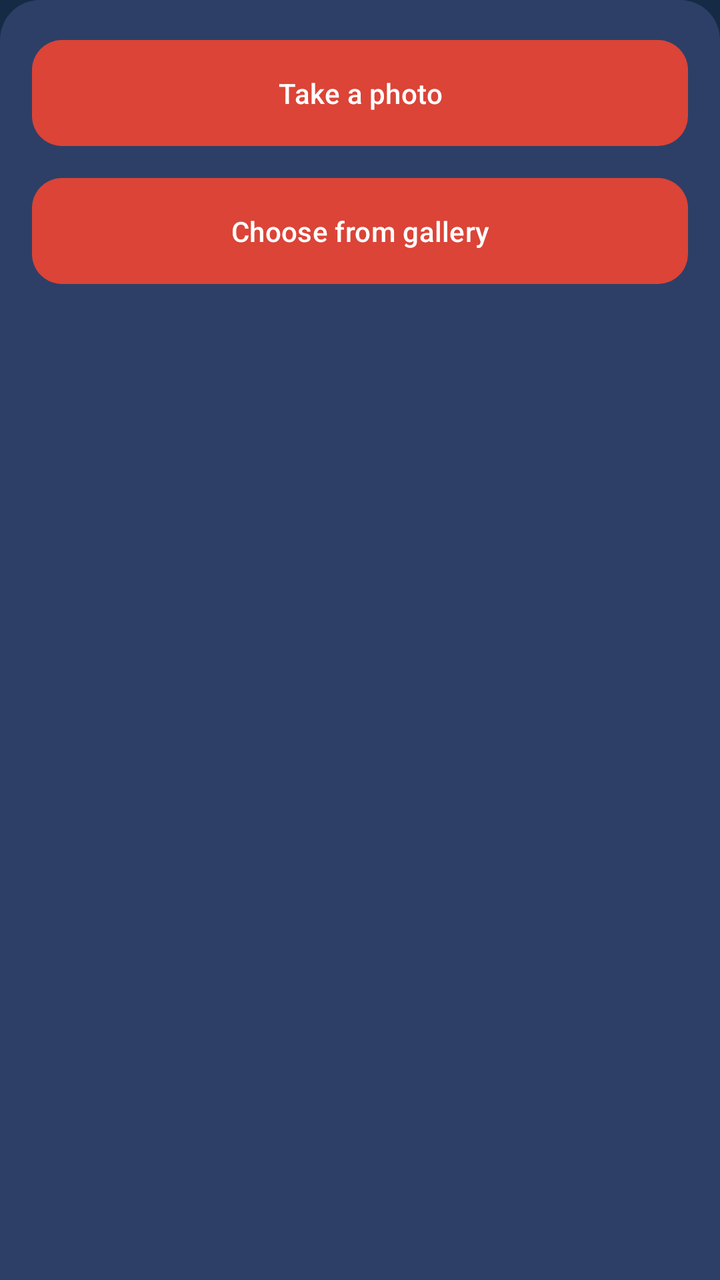
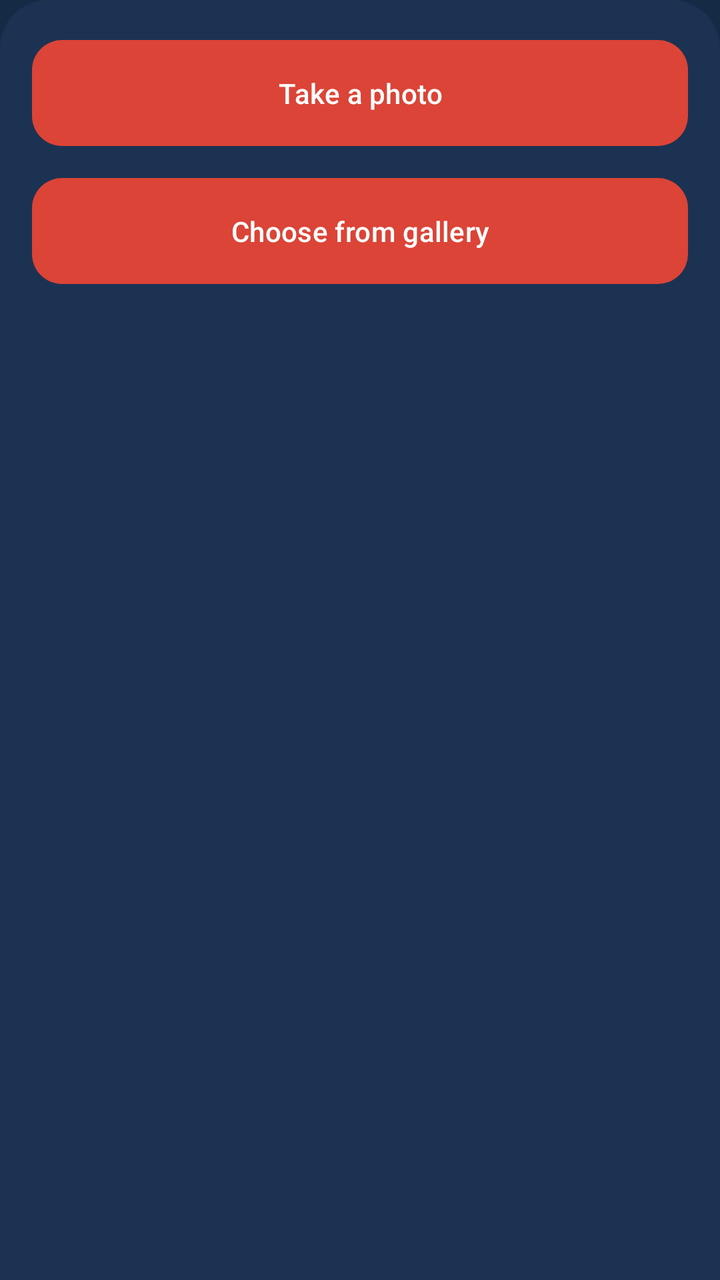

Before-and-after screenshots of an Android layout around one commit, followed by the original layout XML and the change that was made.
<!-- AndroidManifest.xml: application theme AppTheme -->
<!-- res/layout/bottom_sheet_photo_source.xml -->
<?xml version="1.0" encoding="utf-8"?>
<LinearLayout
    xmlns:android="http://schemas.android.com/apk/res/android"
    android:layout_width="match_parent"
    android:layout_height="wrap_content"
    android:orientation="vertical"
    android:background="@drawable/bg_bottom_sheet"
    android:padding="16dp"
    android:contentDescription="@string/photo_bottom_sheet_desc">

    
    <com.google.android.material.button.MaterialButton
        android:id="@+id/btnCamera"
        style="@style/RedButton"
        android:layout_width="match_parent"
        android:layout_height="wrap_content"
        android:text="@string/photo_bottom_sheet_camera"
        android:textAllCaps="false"
        android:layout_marginBottom="8dp"
        android:contentDescription="@string/photo_bottom_sheet_camera_desc" />

    
    <com.google.android.material.button.MaterialButton
        android:id="@+id/btnGallery"
        style="@style/RedButton"
        android:layout_width="match_parent"
        android:layout_height="wrap_content"
        android:text="@string/photo_bottom_sheet_gallery"
        android:textAllCaps="false"
        android:contentDescription="@string/photo_bottom_sheet_gallery_desc" />

</LinearLayout>
<!-- resources referenced by this layout -->
<resources>
  <!-- drawable bg_bottom_sheet (drawable) -->
  <shape xmlns:android="http://schemas.android.com/apk/res/android"
      android:shape="rectangle">
      <solid android:color="#112240" /> 
      <corners android:topLeftRadius="20dp" android:topRightRadius="20dp" />
  	<solid android:color="@color/settings_divider" />
  </shape>
  <string name="photo_bottom_sheet_camera">Take a photo</string>
  <string name="photo_bottom_sheet_camera_desc">Open camera to take a new profile photo</string>
  <string name="photo_bottom_sheet_desc">Choose how to update your profile photo</string>
  <string name="photo_bottom_sheet_gallery">Choose from gallery</string>
  <string name="photo_bottom_sheet_gallery_desc">Pick an existing photo from your gallery</string>
  <style name="RedButton" parent="Widget.Material3.Button">
          <item name="backgroundTint">#DB4437</item>
          <item name="android:textColor">@android:color/white</item>
          <item name="cornerRadius">15dp</item>
          <item name="android:minHeight">56dp</item>
          <item name="android:paddingTop">17dp</item>
          <item name="android:paddingBottom">17dp</item>
          <item name="android:elevation">0dp</item>
      </style>
  <style name="AppTheme" parent="Theme.Material3.DayNight.NoActionBar">
  
          
          <item name="colorPrimary">@color/md_theme_light_primary</item>
          <item name="colorOnPrimary">@color/md_theme_light_onPrimary</item>
          <item name="colorSecondary">@color/md_theme_light_secondary</item>
          <item name="colorOnSecondary">@color/md_theme_light_onSecondary</item>
  
          
          <item name="android:colorBackground">@color/md_theme_light_background</item>
          <item name="colorSurface">@color/md_theme_light_surface</item>
          <item name="colorOnSurface">@color/md_theme_light_onSurface</item>
  
          
          <item name="colorSurfaceVariant">@color/md_theme_light_surfaceVariant</item>
          <item name="colorOnSurfaceVariant">@color/md_theme_light_onSurfaceVariant</item>
          <item name="colorOutline">@color/md_theme_light_outline</item>
          <item name="colorOutlineVariant">@color/md_theme_light_outlineVariant</item>
          <item name="colorError">@color/md_theme_light_error</item>
          <item name="colorOnError">@color/md_theme_light_onError</item>
  
          
          <item name="android:statusBarColor">@android:color/transparent</item>
          <item name="android:navigationBarColor">@android:color/black</item>
  
          
          <item name="android:windowLightStatusBar">true</item>
          <item name="android:windowLightNavigationBar">true</item>
  
          
          <item name="windowActionBar">false</item>
          <item name="android:windowNoTitle">true</item>
      </style>
  <color name="settings_divider">#2D3F66</color>
  <color name="md_theme_light_primary">#2196F3</color>
  <color name="md_theme_light_onPrimary">#FFFFFF</color>
  <color name="md_theme_light_secondary">#4A6363</color>
  <color name="md_theme_light_onSecondary">#FFFFFF</color>
  <color name="md_theme_light_background">#152B45</color>
  <color name="md_theme_light_surface">#152B45</color>
  <color name="md_theme_light_onSurface">#E0E6ED</color>
  <color name="md_theme_light_surfaceVariant">#233042</color>
  <color name="md_theme_light_onSurfaceVariant">#5C6B75</color>
  <color name="md_theme_light_outline">#455A64</color>
  <color name="md_theme_light_outlineVariant">#37474F</color>
  <color name="md_theme_light_error">#D32F2F</color>
  <color name="md_theme_light_onError">#FFFFFF</color>
</resources>

<!-- the commit's change to res/layout/bottom_sheet_photo_source.xml (unified diff, before → after) -->
@@ -4,7 +4,7 @@
     android:layout_width="match_parent"
     android:layout_height="wrap_content"
     android:orientation="vertical"
-    android:background="@drawable/bg_bottom_sheet"
+    android:background="@drawable/bg_bottomsheet_rounded"
     android:padding="16dp"
     android:contentDescription="@string/photo_bottom_sheet_desc">
 
<!-- resource entries referenced after the edit -->
@@ -1,11 +1,16 @@
 <!-- resources referenced by this layout -->
 <resources>
-  <!-- drawable bg_bottom_sheet (drawable) -->
+  <!-- drawable bg_bottomsheet_rounded (drawable) -->
+  <?xml version="1.0" encoding="utf-8"?>
   <shape xmlns:android="http://schemas.android.com/apk/res/android"
       android:shape="rectangle">
-      <solid android:color="#112240" /> 
-      <corners android:topLeftRadius="20dp" android:topRightRadius="20dp" />
-  	<solid android:color="@color/settings_divider" />
+  
+      <corners
+          android:topLeftRadius="24dp"
+          android:topRightRadius="24dp"
+          android:bottomLeftRadius="0dp"
+          android:bottomRightRadius="0dp" />
+     <solid android:color="@color/settings_card_background" />
   </shape>
   <string name="photo_bottom_sheet_camera">Take a photo</string>
   <string name="photo_bottom_sheet_camera_desc">Open camera to take a new profile photo</string>
@@ -54,7 +59,7 @@
           <item name="windowActionBar">false</item>
           <item name="android:windowNoTitle">true</item>
       </style>
-  <color name="settings_divider">#2D3F66</color>
+  <color name="settings_card_background">#1C3252</color>
   <color name="md_theme_light_primary">#2196F3</color>
   <color name="md_theme_light_onPrimary">#FFFFFF</color>
   <color name="md_theme_light_secondary">#4A6363</color>
